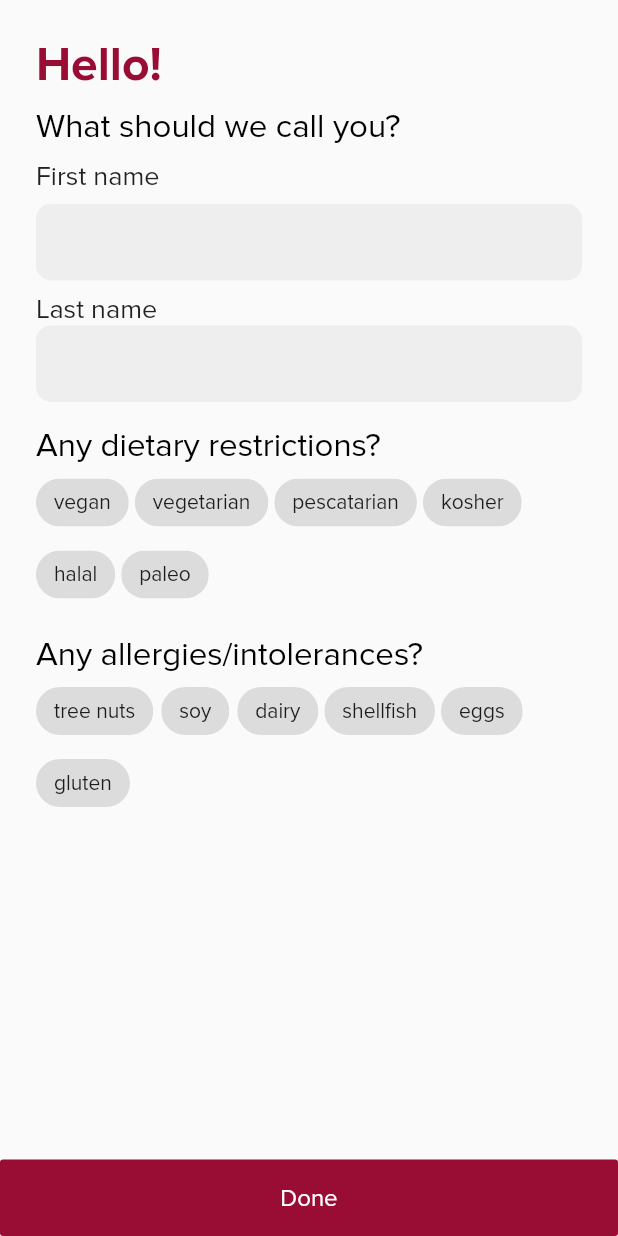
After one commit to helenxuyang/dti_hackathon_2020, a Flutter app: the OnboardingPage screen opened directly, after a tap on "Done", on a phone screen of 412 x 824 dp. The commit adds this screen. Run offline on Flutter 3.47's test engine with Material 2 defaults, Android fonts, the phone set to English and light mode, and no system bars; our stand-ins replace cloud_firestore, firebase_auth, firebase_core, flutter_typeahead, google_sign_in; accounts and stored records are empty; project files that could hold a hidden picture were left out.

Commit message:
Added onboarding page

```diff
--- a/lib/Login.dart
+++ b/lib/Login.dart
@@ -4,6 +4,7 @@ import 'package:google_sign_in/google_sign_in.dart';
 import 'package:cloud_firestore/cloud_firestore.dart';
 import 'package:firebase_auth/firebase_auth.dart';
 import 'main.dart';
+import 'Onboarding.dart';
 
 class CurrentUserInfo with ChangeNotifier {
   String id;
@@ -38,12 +39,11 @@ class CurrentUserInfo with ChangeNotifier {
     setID(user.uid);
     DocumentSnapshot userDoc = await FirebaseFirestore.instance.collection('users').doc(user.uid).get();
     if (!userDoc.exists) {
-      await FirebaseFirestore.instance.collection('users').doc(user.uid).set({
-        'ingredients': [],
-        'recipeIDs': []
-      });
+      Navigator.push(context, MaterialPageRoute(builder: (context) => OnboardingPage()));
     }
-    Navigator.push(context, MaterialPageRoute(builder: (context) => MainPage()));
+    else {
+      Navigator.push(context, MaterialPageRoute(builder: (context) => MainPage()));
+    }
   }
 
   Future<void> signOut() async {
--- /dev/null
+++ b/lib/Onboarding.dart
@@ -0,0 +1,155 @@
+import 'package:cloud_firestore/cloud_firestore.dart';
+import 'package:flutter/material.dart';
+import 'package:provider/provider.dart';
+import 'main.dart';
+import 'Login.dart';
+
+class OnboardingPage extends StatefulWidget {
+  @override
+  _OnboardingPageState createState() => _OnboardingPageState();
+}
+
+class _OnboardingPageState extends State<OnboardingPage> {
+
+  GlobalKey<FormState> key = GlobalKey<FormState>();
+  FocusNode focusNode = FocusNode();
+  TextEditingController firstCtrl = TextEditingController();
+  TextEditingController lastCtrl = TextEditingController();
+  List<String> allDietaryRestrictions = ['vegan', 'vegetarian', 'pescatarian', 'kosher', 'halal', 'paleo'];
+  List<String> allAllergies = ['tree nuts', 'soy', 'dairy', 'shellfish', 'eggs', 'gluten'];
+  List<String> dietaryRestrictions = [];
+  List<String> allergies = [];
+
+  InputDecoration inputDeco = InputDecoration(
+    border: OutlineInputBorder(
+        borderRadius: BorderRadius.circular(10),
+        borderSide: BorderSide.none
+    ),
+    contentPadding: EdgeInsets.all(16),
+    filled: true,
+    fillColor: Color.fromRGBO(0xee, 0xee, 0xee, 1.0),
+  );
+
+  @override
+  Widget build(BuildContext context) {
+    return Scaffold(
+      resizeToAvoidBottomInset: false,
+      body: SafeArea(
+        child: Column(
+          children: [
+            Padding(
+              padding: const EdgeInsets.only(top: 24, left: 24, right: 24),
+              child: Column(
+                  crossAxisAlignment: CrossAxisAlignment.start,
+                  children: [
+                    Form(
+                      key: key,
+                      child: Column(
+                          crossAxisAlignment: CrossAxisAlignment.start,
+                          children: [
+                            Text('Hello!', style: Theme.of(context).textTheme.headline1),
+                            SizedBox(height: 8),
+                            Text('What should we call you?', style: Theme.of(context).textTheme.headline2),
+                            SizedBox(height: 8),
+                            Text('First name', style: TextStyle(fontSize: 18)),
+                            SizedBox(height: 8),
+                            TextFormField(
+                                controller: firstCtrl,
+                                textCapitalization: TextCapitalization.sentences,
+                                decoration: inputDeco,
+                                focusNode: focusNode,
+                                textInputAction: TextInputAction.next,
+                                validator: (input) {
+                                  if (input.isEmpty) {
+                                    return 'Please enter your first name!';
+                                  }
+                                  return null;
+                                },
+                                onFieldSubmitted: (value) => FocusScope.of(context).nextFocus()
+                            ),
+                            SizedBox(height: 8),
+                            Text('Last name', style: TextStyle(fontSize: 18)),
+                            TextFormField(
+                              controller: lastCtrl,
+                              textCapitalization: TextCapitalization.sentences,
+                              decoration: inputDeco,
+                              textInputAction: TextInputAction.done,
+                              validator: (input) {
+                                if (input.isEmpty) {
+                                  return 'Please enter your last name!';
+                                }
+                                return null;
+                              },
+                            ),
+                          ]),
+                    ),
+                    SizedBox(height: 16),
+                    Text('Any dietary restrictions?', style: Theme.of(context).textTheme.headline2),
+                    Wrap(
+                      children: allDietaryRestrictions.map((elem) {
+                        return ChoiceChip(
+                          label: Text(elem, style: TextStyle(fontSize: 14)),
+                          selected: dietaryRestrictions.contains(elem),
+                          onSelected: (selected) {
+                            setState(() {
+                              if (selected)
+                                dietaryRestrictions.add(elem);
+                              else
+                                dietaryRestrictions.remove(elem);
+                            });
+                          },
+                        );
+                      }).toList(),
+                      spacing: 4,
+                    ),
+                    SizedBox(height: 16),
+                    Text('Any allergies/intolerances?', style: Theme.of(context).textTheme.headline2),
+                    Wrap(
+                      children: allAllergies.map((elem) {
+                        return ChoiceChip(
+                          label: Text(elem, style: TextStyle(fontSize: 14)),
+                          selected: allergies.contains(elem),
+                          onSelected: (selected) {
+                            setState(() {
+                              if (selected)
+                                allergies.add(elem);
+                              else
+                                allergies.remove(elem);
+                            });
+                          },
+                        );
+                      }).toList(),
+                      spacing: 4,
+                    )
+                  ]
+              ),
+            ),
+            Spacer(),
+            SizedBox(
+              width: double.infinity,
+              child: FlatButton(
+                padding: EdgeInsets.all(16),
+                child: Text('Done', style: TextStyle(color: Colors.white, fontSize: 16)),
+                color: Theme.of(context).primaryColor,
+                onPressed: () async {
+                  String userID = Provider.of<CurrentUserInfo>(context, listen: false).id;
+                  FirebaseFirestore.instance.collection('users').doc(userID).set({
+                    'firstName': firstCtrl.text,
+                    'lastName': lastCtrl.text,
+                    'dietaryRestrictions': dietaryRestrictions,
+                    'allergies': allergies,
+                    'recipeIDs': [],
+                    'ingredients': [],
+                    'utensils': []
+                  });
+                  Navigator.push(
+                      context, MaterialPageRoute(builder: (context) => MainPage()));
+                },
+              ),
+            )
+          ],
+        ),
+      ),
+    );
+  }
+}
--- a/lib/main.dart
+++ b/lib/main.dart
@@ -14,12 +14,13 @@ void main() async {
 class MyApp extends StatelessWidget {
   @override
   Widget build(BuildContext context) {
+    Color primary = Color.fromRGBO(0x99, 0x0D, 0x35, 1.0);
     return ChangeNotifierProvider(
         child: MaterialApp(
           title: 'Flutter Demo',
           theme: ThemeData(
             fontFamily: 'Proxima-Nova',
-            primaryColor: Color.fromRGBO(0x99, 0x0D, 0x35, 1.0),
+            primaryColor: primary,
             accentColor: Color.fromRGBO(0xD5, 0x29, 0x41, 1.0),
             buttonColor: Color.fromRGBO(0x99, 0x0D, 0x35, 1.0),
             visualDensity: VisualDensity.adaptivePlatformDensity,
@@ -28,6 +29,11 @@ class MyApp extends StatelessWidget {
                   fontFamily: 'Proxima-Nova',
                   fontWeight: FontWeight.bold,
                   fontSize: 32,
+                  color: primary
+              ),
+              headline2: TextStyle(
+                  fontFamily: 'Proxima-Nova',
+                  fontSize: 22,
                   color: Colors.black
               ),
             ),
```
